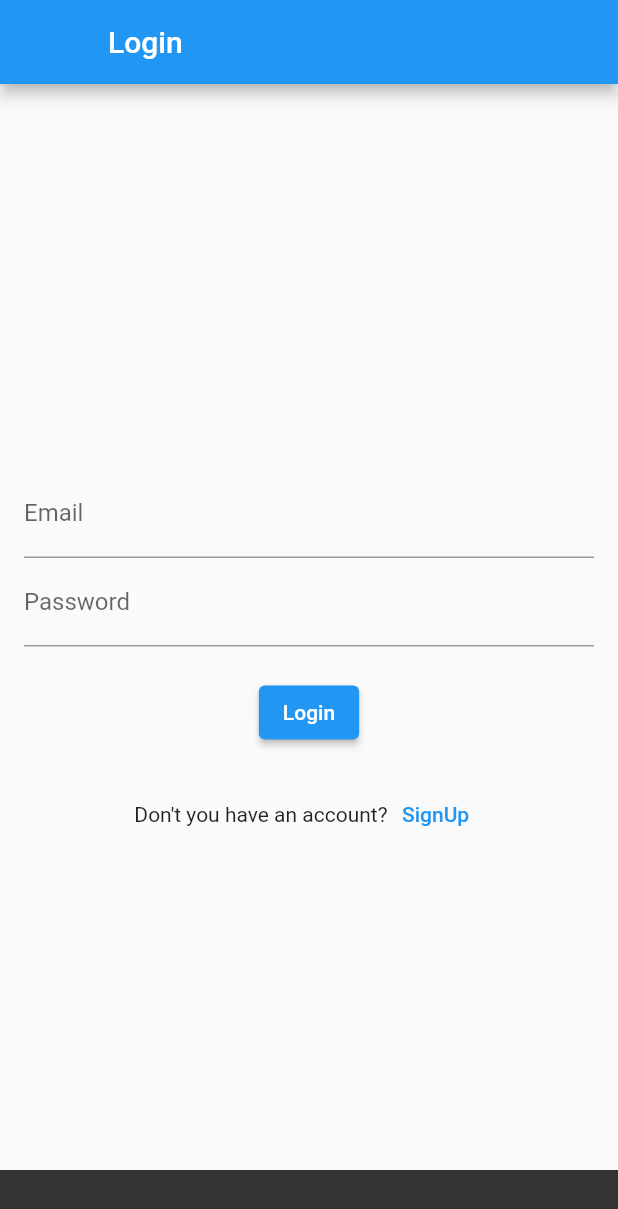
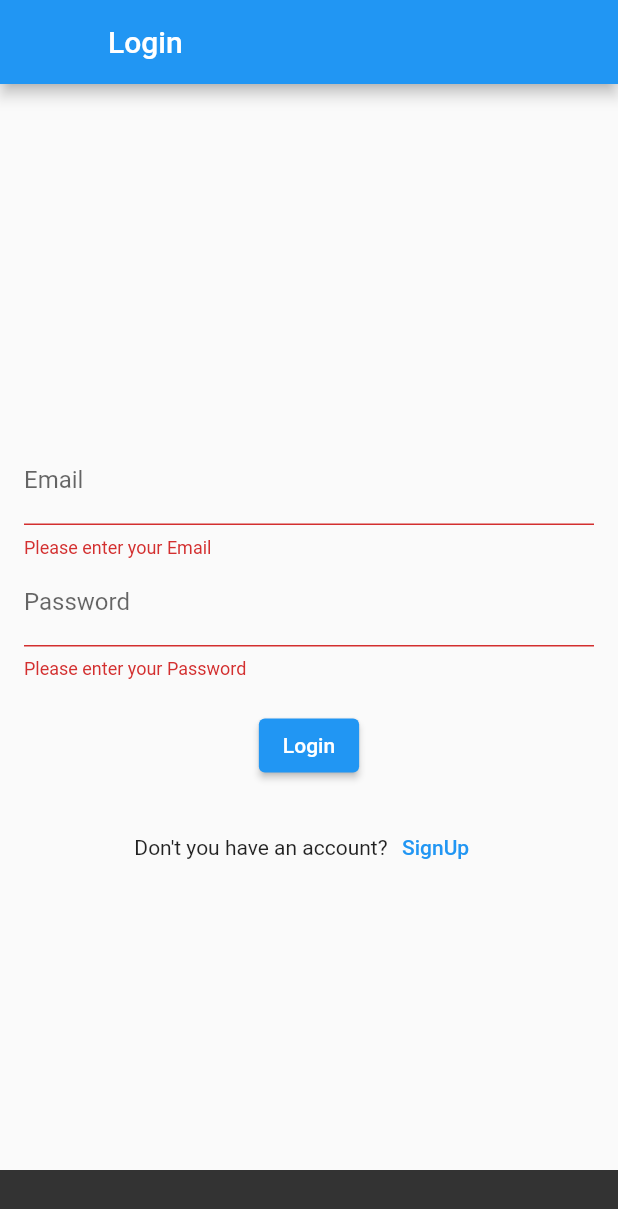
Before and after one commit to FresherDeveloper/Sample-App, a Flutter app: the screen it shows after launch, after a tap on "Login", on a phone screen of 412 x 824 dp. Shown: the top 1209 px of the screen. Run offline on Flutter 3.47's test engine with Material 2 defaults, Android fonts, the phone set to English and light mode, and no system bars; our stand-ins replace firebase_auth, firebase_core, shared_preferences; accounts and stored records are empty; network calls fail.

```diff
--- a/lib/screens/sign_in.dart
+++ b/lib/screens/sign_in.dart
@@ -16,7 +16,7 @@ class _SignInScreenState extends State<SignInScreen> {
   final TextEditingController emailController = TextEditingController();
 
   final TextEditingController passwordController = TextEditingController();
-
+  final _loginFormKey = GlobalKey<FormState>();
   bool isButtonVissible = true;
   void clearText() {
     emailController.clear();
@@ -49,23 +49,40 @@ class _SignInScreenState extends State<SignInScreen> {
       body: Center(
         child: Padding(
           padding: const EdgeInsets.all(16.0),
+          child: Form(
+            key: _loginFormKey,
             child: Column(
               mainAxisAlignment: MainAxisAlignment.center,
               children: [
-              TextField(
-
+                TextFormField(
+                  onSaved: (newValue) {
+                    emailController.text = newValue!;
+                  },
+                  validator: (value) {
+                    if (value == null || value.isEmpty) {
+                      return 'Please enter your Email';
+                    }
+                    return null;
+                  },
                   controller: emailController,
-
                   decoration: const InputDecoration(
                     labelText: 'Email',
                   ),
-
                 ),
-              TextField(
+                TextFormField(
                   controller: passwordController,
                   decoration: const InputDecoration(
                     labelText: 'Password',
                   ),
+                  onSaved: (newValue) {
+                    passwordController.text = newValue!;
+                  },
+                  validator: (value) {
+                    if (value == null || value.isEmpty) {
+                      return 'Please enter your Password';
+                    }
+                    return null;
+                  },
                   obscureText: true,
                 ),
                 const SizedBox(height: 20),
@@ -74,6 +91,9 @@ class _SignInScreenState extends State<SignInScreen> {
                         onPressed: () {
                           final email = emailController.text;
                           final password = passwordController.text;
+                          if (_loginFormKey.currentState!.validate()) {
+                            _loginFormKey.currentState!.save();
+                          }
                           dataProvider
                               .signInWithEmailAndPassword(email, password)
                               .then((user) async {
@@ -86,8 +106,10 @@ class _SignInScreenState extends State<SignInScreen> {
                                   ));
                             } else {
                               // Show an error message
-                            ScaffoldMessenger.of(context).showSnackBar(SnackBar(
-                                content: Text(dataProvider.errorMessage)));
+                              ScaffoldMessenger.of(context).showSnackBar(
+                                  SnackBar(
+                                      content:
+                                          Text(dataProvider.errorMessage)));
                             }
                           });
                         },
@@ -116,7 +138,9 @@ class _SignInScreenState extends State<SignInScreen> {
                         onPressed: () {
                           final email = emailController.text;
                           final password = passwordController.text;
-
+                          if (_loginFormKey.currentState!.validate()) {
+                            _loginFormKey.currentState!.save();
+                          }
                           dataProvider
                               .registerWithEmailAndPassword(email, password)
                               .then((user) {
@@ -129,8 +153,10 @@ class _SignInScreenState extends State<SignInScreen> {
                               clearText();
                             } else {
                               // Show an error message
-                            ScaffoldMessenger.of(context).showSnackBar(SnackBar(
-                                content: Text(dataProvider.errorMessage)));
+                              ScaffoldMessenger.of(context).showSnackBar(
+                                  SnackBar(
+                                      content:
+                                          Text(dataProvider.errorMessage)));
                               log("failed ");
                             }
                           });
@@ -141,6 +167,7 @@ class _SignInScreenState extends State<SignInScreen> {
             ),
           ),
         ),
+      ),
     );
   }
 }
```
Lines whose indentation alone changed are shown as unchanged.
